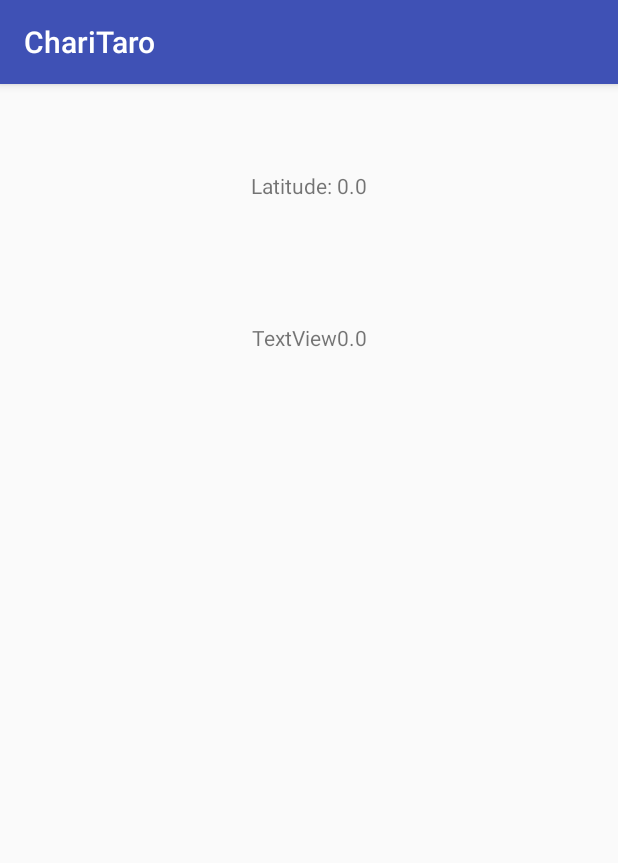
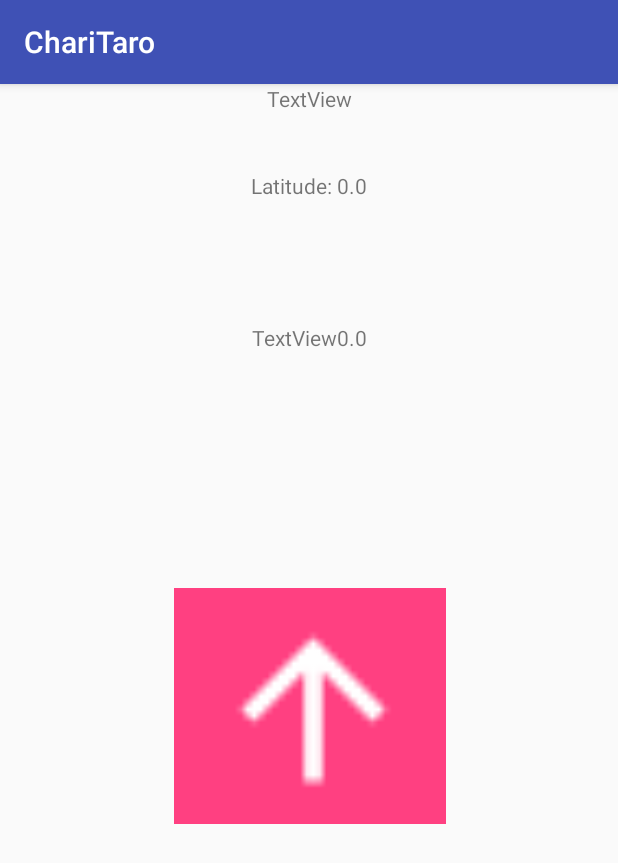
Before and after one commit to shun-shun123/ChariTaro, an Android app: the SearchActivity screen opened directly, with no data from a screen before it, on a phone screen of 412 x 824 dp. Shown: the top 863 px of the screen. Run offline under Robolectric (Android 15) with nearby library versions, the phone set to English and light mode, and no system bars.

Commit message:
:lipstick:SearchActivityのレイアウト完成

```diff
--- a/app/src/main/res/layout/activity_search.xml
+++ b/app/src/main/res/layout/activity_search.xml
@@ -25,4 +25,26 @@
         app:layout_constraintEnd_toEndOf="parent"
         app:layout_constraintStart_toStartOf="parent"
         app:layout_constraintTop_toBottomOf="@+id/latitude" />
+
+    <ImageView
+        android:id="@+id/search_arrow"
+        android:layout_width="181dp"
+        android:layout_height="157dp"
+        android:background="@color/colorAccent"
+        app:layout_constraintBottom_toBottomOf="parent"
+        app:layout_constraintEnd_toEndOf="parent"
+        app:layout_constraintHorizontal_bias="0.502"
+        app:layout_constraintStart_toStartOf="parent"
+        app:layout_constraintTop_toTopOf="parent"
+        app:layout_constraintVertical_bias="0.55"
+        app:srcCompat="@drawable/ic_arrow" />
+
+    <TextView
+        android:id="@+id/angle"
+        android:layout_width="wrap_content"
+        android:layout_height="wrap_content"
+        android:text="TextView"
+        app:layout_constraintEnd_toEndOf="parent"
+        app:layout_constraintStart_toStartOf="parent"
+        tools:layout_editor_absoluteY="402dp" />
 </android.support.constraint.ConstraintLayout>
--- a/app/src/main/res/values/colors.xml
+++ b/app/src/main/res/values/colors.xml
@@ -2,5 +2,5 @@
 <resources>
     <color name="colorPrimary">#3F51B5</color>
     <color name="colorPrimaryDark">#303F9F</color>
-    <color name="colorAccent">#FF4081</color>
+    <color name="colorAccent">#ff4081</color>
 </resources>
```
Also changed, not shown: app/src/main/res/drawable-hdpi/ic_arrow.png (added), app/src/main/res/drawable-mdpi/ic_arrow.png (added), app/src/main/res/drawable-xhdpi/ic_arrow.png (added), app/src/main/res/drawable-xxhdpi/ic_arrow.png (added).
